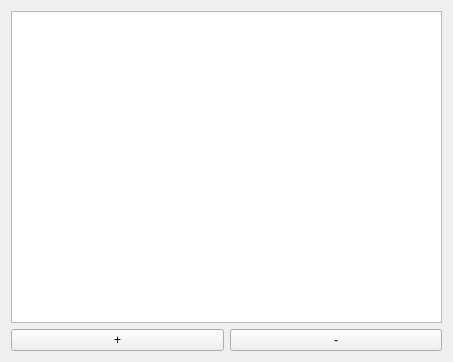
First picture: the form in mapoporfunkcio/ui/mapoporfunkcio.ui, repository Eliminationzx/optimizationmethods, before the edit.
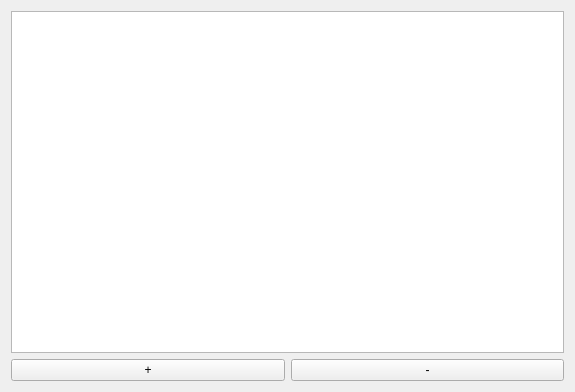
Second picture: the form after the edit.

What changed in the file:
```diff
--- a/mapoporfunkcio/ui/mapoporfunkcio.ui
+++ b/mapoporfunkcio/ui/mapoporfunkcio.ui
@@ -6,8 +6,8 @@
    <rect>
     <x>0</x>
     <y>0</y>
-    <width>453</width>
-    <height>362</height>
+    <width>575</width>
+    <height>392</height>
    </rect>
   </property>
   <property name="windowTitle">
```
Left out of the diff: 6 changed lines with no effect on the pictures.
